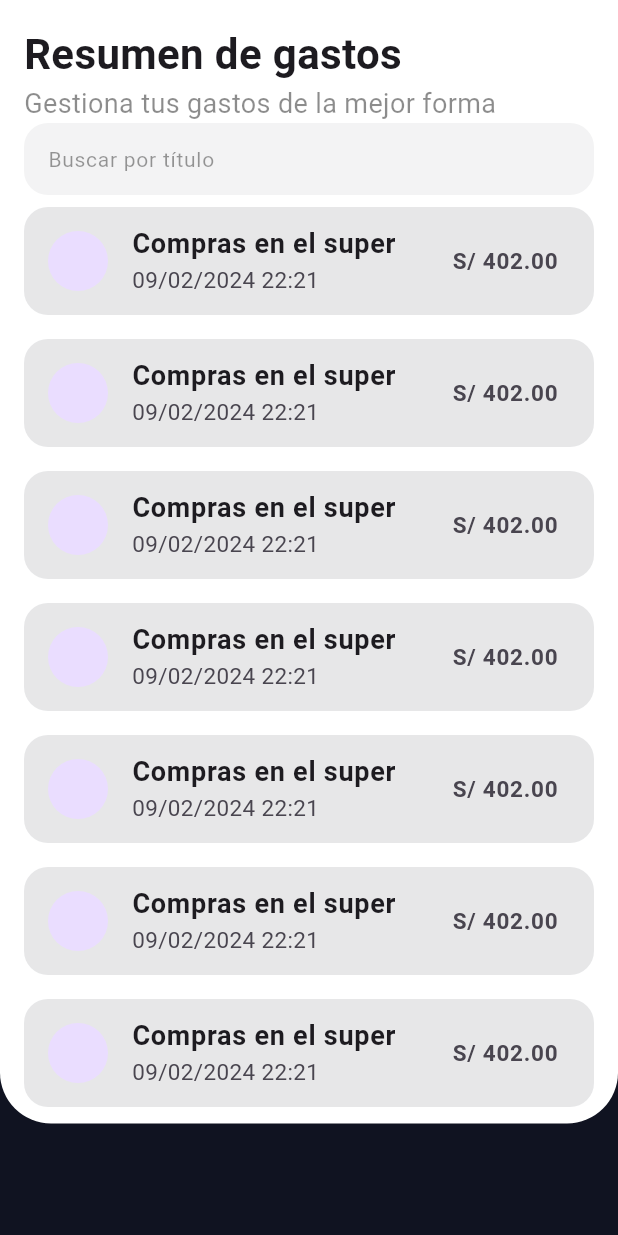
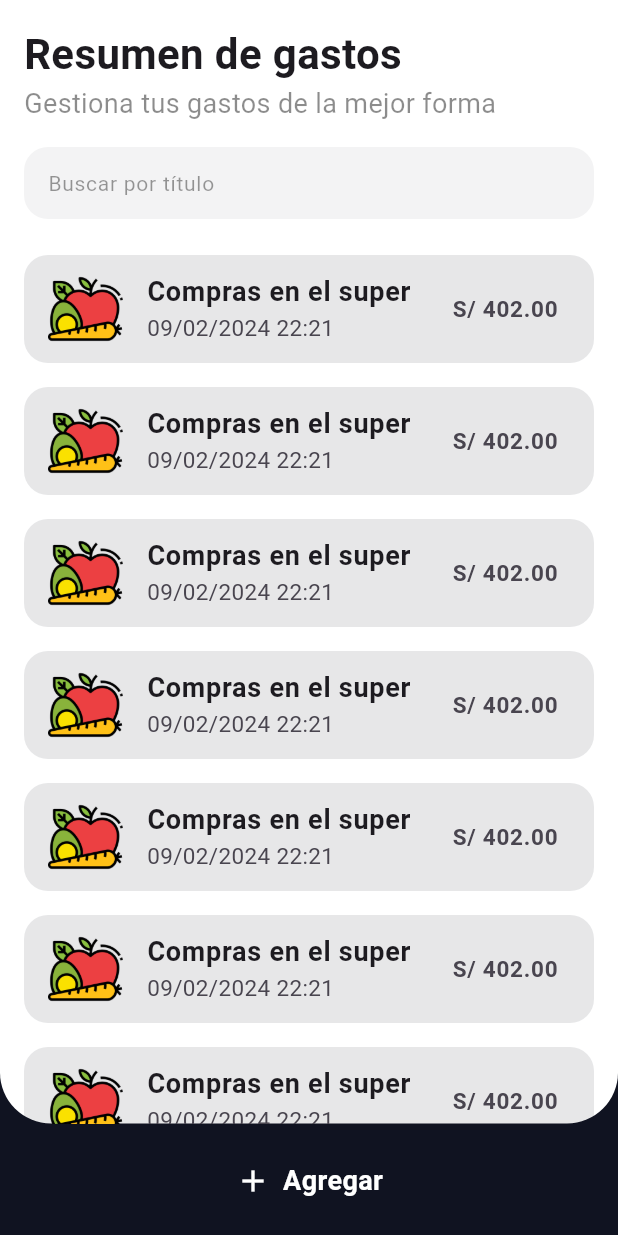
Before and after one commit to WCNosliwsys/gastosapp, a Flutter app: the screen it shows after launch, on a phone screen of 412 x 824 dp. Run offline on Flutter 3.47's test engine with Material 3 defaults, Android fonts, the phone set to English and light mode, and no system bars.

Commit message:
agregar button

```diff
--- a/lib/pages/home_page.dart
+++ b/lib/pages/home_page.dart
@@ -16,9 +16,32 @@ class HomePage extends StatelessWidget {
                     print("presionado");
                   },
                   child: Container(
+                    alignment: Alignment.bottomCenter,
                     color: Color(0xff101321),
                     width: double.infinity,
                     height: 120,
+                    child: Padding(
+                      padding: const EdgeInsets.only(bottom: 24),
+                      child: Row(
+                        mainAxisAlignment: MainAxisAlignment.center,
+                        children: [
+                          Icon(
+                            Icons.add,
+                            color: Colors.white,
+                          ),
+                          SizedBox(
+                            width: 8,
+                          ),
+                          Text(
+                            "Agregar",
+                            style: TextStyle(
+                                color: Colors.white,
+                                fontSize: 18,
+                                fontWeight: FontWeight.w700),
+                          ),
+                        ],
+                      ),
+                    ),
                   ),
                 )
               ],
@@ -54,7 +77,9 @@ class HomePage extends StatelessWidget {
                                   fontWeight: FontWeight.w400,
                                   color: Colors.black45),
                             ),
-                            TextField(
+                            Padding(
+                              padding: const EdgeInsets.symmetric(vertical: 16),
+                              child: TextField(
                                 decoration: InputDecoration(
                                   hintText: "Buscar por título",
                                   hintStyle: TextStyle(
@@ -62,7 +87,8 @@ class HomePage extends StatelessWidget {
                                     color: Colors.black.withOpacity(0.40),
                                   ),
                                   filled: true,
-                                fillColor: Color(0xff101321).withOpacity(0.05),
+                                  fillColor:
+                                      Color(0xff101321).withOpacity(0.05),
                                   contentPadding: EdgeInsets.all(12),
                                   focusedBorder: OutlineInputBorder(
                                     borderRadius: BorderRadius.circular(16),
@@ -71,6 +97,7 @@ class HomePage extends StatelessWidget {
                                   enabledBorder: OutlineInputBorder(
                                     borderRadius: BorderRadius.circular(16),
                                     borderSide: BorderSide.none,
+                                  ),
                                 ),
                               ),
                             ),
--- a/lib/widgets/item_gasto_widget.dart
+++ b/lib/widgets/item_gasto_widget.dart
@@ -12,7 +12,11 @@ class ItemGastoWidget extends StatelessWidget {
         borderRadius: BorderRadius.circular(16),
       ),
       child: ListTile(
-        leading: CircleAvatar(),
+        leading: Image.asset(
+          "assets/icons/alimentos.png",
+          width: 50,
+          height: 50,
+        ),
         title: Text(
           "Compras en el super",
           style: TextStyle(
--- a/pubspec.yaml
+++ b/pubspec.yaml
@@ -59,8 +59,8 @@ flutter:
   uses-material-design: true
 
   # To add assets to your application, add an assets section, like this:
-  # assets:
-  #   - images/a_dot_burr.jpeg
+  assets:
+    - assets/icons/
   #   - images/a_dot_ham.jpeg
 
   # An image asset can refer to one or more resolution-specific "variants", see
```
Also changed, not shown: assets/icons/alimentos.png (added), assets/icons/bancos.png (added), assets/icons/entretenimiento.png (added), assets/icons/otros.png (added), assets/icons/servicios.png (added). Lines whose indentation alone changed are shown as unchanged.
